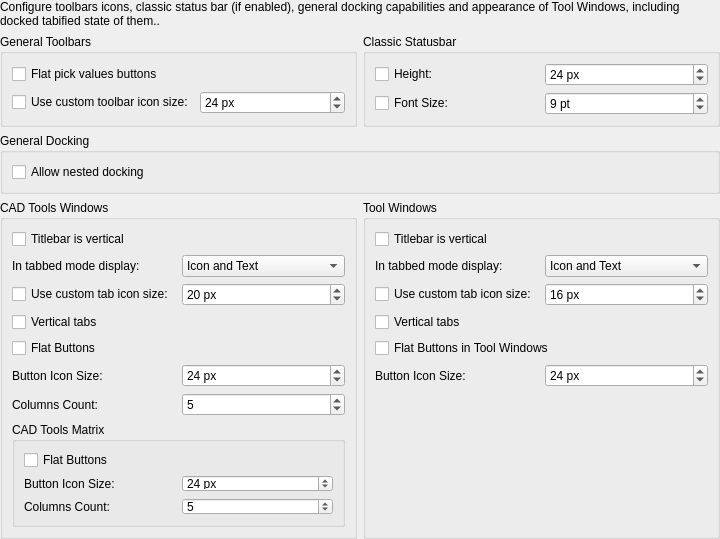
Old version of the form librecad/src/ui/dialogs/settings/options_widget/pages/lc_settings_page_toolbars_and_docks.ui in the repository sand1024/LibreCAD.
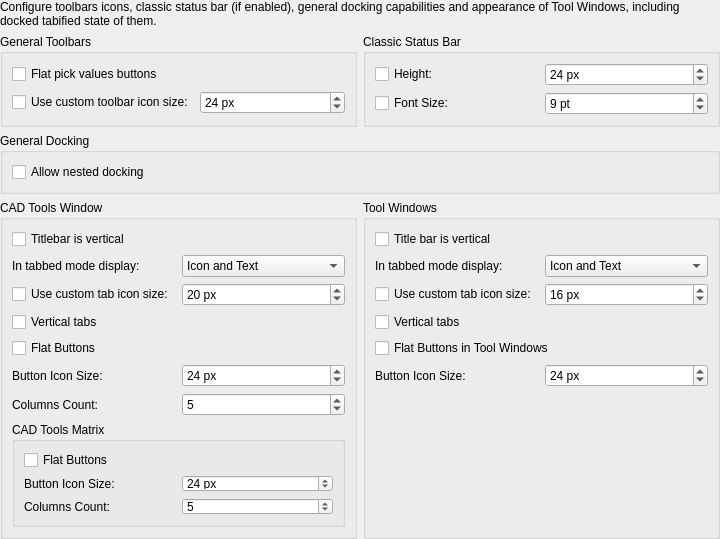
New version of the form.

```diff
--- a/librecad/src/ui/dialogs/settings/options_widget/pages/lc_settings_page_toolbars_and_docks.ui
+++ b/librecad/src/ui/dialogs/settings/options_widget/pages/lc_settings_page_toolbars_and_docks.ui
@@ -26,7 +26,7 @@
    <item row="4" column="0">
     <widget class="QGroupBox" name="gbCADWidgets">
      <property name="title">
-      <string>CAD Tools Windows</string>
+      <string>CAD Tools Window</string>
      </property>
      <layout class="QGridLayout" name="gridLayout_cadWidgets">
       <item row="4" column="0" colspan="2">
@@ -385,7 +385,7 @@
 If selected, title bar for Tool Winwos will be vertical. Otherwise, it will be horizontal.</string>
         </property>
         <property name="text">
-         <string>Titlebar is vertical</string>
+         <string>Title bar is vertical</string>
         </property>
        </widget>
       </item>
@@ -557,7 +557,7 @@
    <item row="2" column="1">
     <widget class="QGroupBox" name="gbStatusBar">
      <property name="title">
-      <string>Classic Statusbar</string>
+      <string>Classic Status Bar</string>
      </property>
      <layout class="QGridLayout" name="gridLayout_statusbar">
       <item row="0" column="0">
@@ -635,7 +635,7 @@
       <string/>
      </property>
      <property name="text">
-      <string>Configure toolbars icons, classic status bar (if enabled), general docking capabilities and appearance of Tool Windows, including docked tabified state of them..</string>
+      <string>Configure toolbars icons, classic status bar (if enabled), general docking capabilities and appearance of Tool Windows, including docked tabified state of them.</string>
      </property>
      <property name="wordWrap">
       <bool>true</bool>
```
Left out of the diff: 8 changed lines with no effect on the pictures.
